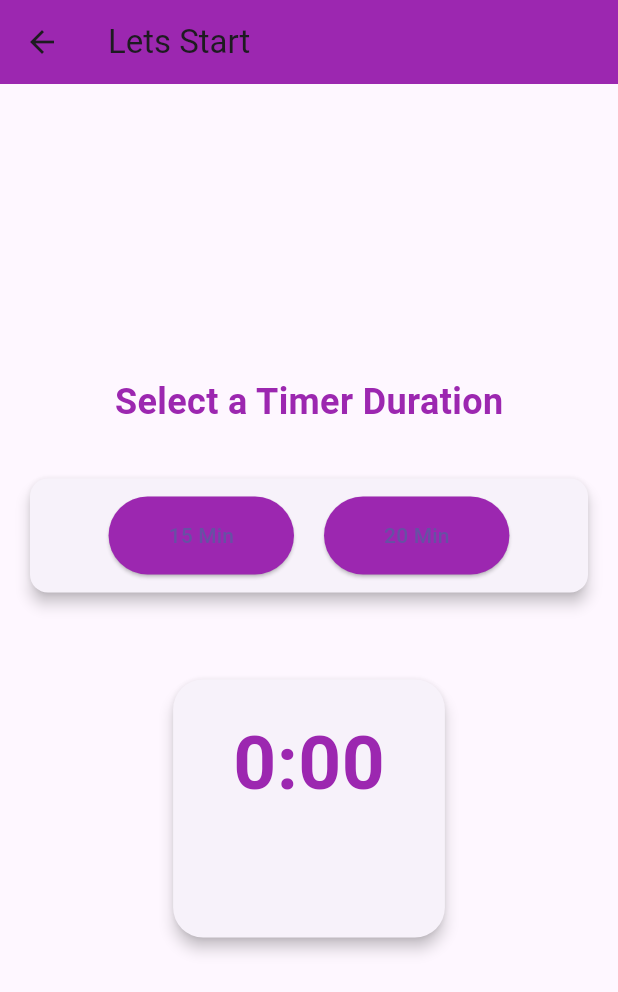
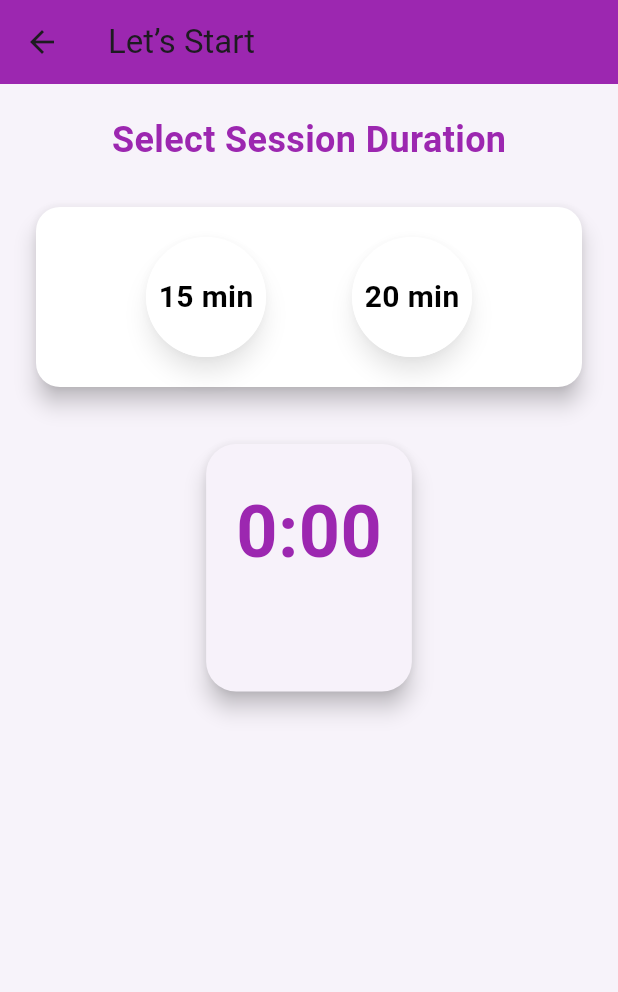
Before and after one commit to AbhayGPatil/Electro_Relief, a Flutter app: the TimerScreen screen opened directly, on a phone screen of 412 x 824 dp. Shown: the top 992 px of the screen. Run offline on Flutter 3.47's test engine with Material 3 defaults, Android fonts, the phone set to English and light mode, and no system bars; our stand-ins replace fl_chart, image_picker, lottie.

Commit message:
code update

```diff
--- a/lib/screens/timerscreen.dart
+++ b/lib/screens/timerscreen.dart
@@ -1,6 +1,6 @@
 import 'package:flutter/material.dart';
 import 'dart:async';
-import 'package:lottie/lottie.dart'; // Import for Lottie animation
+import 'package:lottie/lottie.dart';
 
 class TimerScreen extends StatefulWidget {
   const TimerScreen({super.key});
@@ -15,25 +15,21 @@ class _TimerScreenState extends State<TimerScreen> {
   late Timer _timer;
   bool _isTimerRunning = false;
   bool _isComplete = false;
-  String _selectedAnimation = ''; // Variable to store selected animation
+  String _selectedAnimation = '';
 
-  // Start the countdown timer
   void _startTimer(int minutes) {
-    if (_isTimerRunning)
-      return; // Prevent starting the timer if it's already running
+    if (_isTimerRunning) return;
 
     setState(() {
       _isTimerRunning = true;
       _minutes = minutes;
       _seconds = 0;
-      _isComplete = false; // Reset completion status
+      _isComplete = false;
     });
 
     _timer = Timer.periodic(const Duration(seconds: 1), (timer) {
       if (_seconds > 0) {
-        setState(() {
-          _seconds--;
-        });
+        setState(() => _seconds--);
       } else if (_minutes > 0) {
         setState(() {
           _minutes--;
@@ -43,26 +39,21 @@ class _TimerScreenState extends State<TimerScreen> {
         _timer.cancel();
         setState(() {
           _isTimerRunning = false;
-          _isComplete =
-              true; // Mark the session as complete when the timer ends
+          _isComplete = true;
         });
       }
     });
   }
 
-  // Stop the timer
   void _stopTimer() {
     _timer.cancel();
     setState(() {
       _isTimerRunning = false;
-      _isComplete =
-          true; // Mark the session as complete when the timer is stopped manually
+      _isComplete = true;
     });
   }
 
-  // Complete the session when clicked
   void _completeSession() {
-    // Show the dialog box with the message
     showDialog(
       context: context,
       builder: (BuildContext context) {
@@ -72,8 +63,8 @@ class _TimerScreenState extends State<TimerScreen> {
           actions: [
             TextButton(
               onPressed: () {
-                Navigator.of(context).pop(); // Close the dialog
-                Navigator.pop(context); // Navigate to HomeScreen
+                Navigator.of(context).pop();
+                Navigator.pop(context);
               },
               child: const Text('OK'),
             ),
@@ -83,13 +74,6 @@ class _TimerScreenState extends State<TimerScreen> {
     );
   }
 
-  @override
-  void dispose() {
-    _timer.cancel();
-    super.dispose();
-  }
-
-  // Select animation based on the timer selection
   void _selectAnimation(String animation) {
     setState(() {
       _selectedAnimation = animation;
@@ -97,109 +81,89 @@ class _TimerScreenState extends State<TimerScreen> {
   }
 
   @override
+  void dispose() {
+    _timer.cancel();
+    super.dispose();
+  }
+
+  @override
   Widget build(BuildContext context) {
     return Scaffold(
+      backgroundColor: const Color(0xFFF7F3FA),
       appBar: AppBar(
-        title: const Text('Lets Start'),
+        title: const Text('Let’s Start'),
         backgroundColor: Colors.purple,
+        elevation: 0,
       ),
       body: SafeArea(
         child: Padding(
-          padding: const EdgeInsets.all(16),
+          padding: const EdgeInsets.all(20),
           child: Column(
-            mainAxisAlignment: MainAxisAlignment.center,
             children: [
               const Text(
-                'Select a Timer Duration',
+                'Select Session Duration',
                 style: TextStyle(
                   fontSize: 24,
                   fontWeight: FontWeight.bold,
                   color: Colors.purple,
                 ),
               ),
-              const SizedBox(height: 30),
+              const SizedBox(height: 24),
 
-              // Timer selection buttons
+              // Timer selection inside card
               Card(
-                elevation: 4,
+                elevation: 6,
                 shape: RoundedRectangleBorder(
-                  borderRadius: BorderRadius.circular(12),
+                  borderRadius: BorderRadius.circular(16),
                 ),
+                color: Colors.white,
                 child: Padding(
                   padding:
-                      const EdgeInsets.symmetric(vertical: 12, horizontal: 24),
+                      const EdgeInsets.symmetric(vertical: 20, horizontal: 16),
                   child: Row(
-                    mainAxisAlignment: MainAxisAlignment.center,
+                    mainAxisAlignment: MainAxisAlignment.spaceEvenly,
                     children: [
-                      ElevatedButton(
-                        onPressed: () {
-                          _selectAnimation(
-                              'infinity-loop'); // Select infinity-loop animation
-                          _startTimer(15); // Start 15 minutes timer
-                        },
-                        child: const Text('15 Min'),
-                        style: ElevatedButton.styleFrom(
-                          padding: const EdgeInsets.symmetric(
-                              horizontal: 40, vertical: 16),
-                          backgroundColor: Colors.purple,
-                          shape: RoundedRectangleBorder(
-                            borderRadius: BorderRadius.circular(30),
-                          ),
-                        ),
-                      ),
-                      const SizedBox(width: 20),
-                      ElevatedButton(
-                        onPressed: () {
-                          _selectAnimation(
-                              'load.json'); // Select progress-bar animation
-                          _startTimer(20); // Start 20 minutes timer
-                        },
-                        child: const Text('20 Min'),
-                        style: ElevatedButton.styleFrom(
-                          padding: const EdgeInsets.symmetric(
-                              horizontal: 40, vertical: 16),
-                          backgroundColor: Colors.purple,
-                          shape: RoundedRectangleBorder(
-                            borderRadius: BorderRadius.circular(30),
-                          ),
-                        ),
-                      ),
+                      _buildTimeButton('15 min', () {
+                        _selectAnimation('infinity-loop');
+                        _startTimer(15);
+                      }),
+                      _buildTimeButton('20 min', () {
+                        _selectAnimation('progress-bar');
+                        _startTimer(20);
+                      }),
                     ],
                   ),
                 ),
               ),
-              const SizedBox(height: 50),
+              const SizedBox(height: 30),
 
-              // Timer Display in a Card
+              // Timer + Animation Card
               Card(
-                elevation: 4,
+                elevation: 6,
                 shape: RoundedRectangleBorder(
                   borderRadius: BorderRadius.circular(20),
                 ),
                 child: Padding(
                   padding:
-                      const EdgeInsets.symmetric(vertical: 20, horizontal: 40),
+                      const EdgeInsets.symmetric(vertical: 24, horizontal: 20),
                   child: Column(
                     children: [
                       Text(
                         '$_minutes:${_seconds.toString().padLeft(2, '0')}',
                         style: const TextStyle(
-                          fontSize: 50,
+                          fontSize: 48,
                           fontWeight: FontWeight.bold,
                           color: Colors.purple,
                         ),
                       ),
-                      const SizedBox(height: 20),
-                      // Display selected animation (if available)
+                      const SizedBox(height: 24),
                       if (_selectedAnimation.isNotEmpty)
                         Lottie.asset(
                           'assets/$_selectedAnimation.json',
-                          width: 100, // Adjust size if needed
-                          height: 400, // Adjust size if needed
-                          fit: BoxFit.cover,
+                          width: 180,
+                          height: 180,
                         ),
-                      const SizedBox(height: 20),
-                      // Stop Button
+                      const SizedBox(height: 24),
                       if (_isTimerRunning)
                         ElevatedButton(
                           onPressed: _stopTimer,
@@ -213,8 +177,6 @@ class _TimerScreenState extends State<TimerScreen> {
                             ),
                           ),
                         ),
-                      const SizedBox(height: 20),
-                      // Complete Button
                       if (_isComplete)
                         ElevatedButton(
                           onPressed: _completeSession,
@@ -238,4 +200,34 @@ class _TimerScreenState extends State<TimerScreen> {
       ),
     );
   }
+
+  Widget _buildTimeButton(String label, VoidCallback onPressed) {
+    return Material(
+      elevation: 6,
+      shape: const CircleBorder(),
+      shadowColor: Colors.black45,
+      color: Colors.white,
+      child: InkWell(
+        onTap: onPressed,
+        customBorder: const CircleBorder(),
+        child: Container(
+          height: 80,
+          width: 80,
+          alignment: Alignment.center,
+          decoration: BoxDecoration(
+            shape: BoxShape.circle,
+            color: Colors.white,
+          ),
+          child: Text(
+            label,
+            style: const TextStyle(
+              fontSize: 20,
+              fontWeight: FontWeight.bold,
+              color: Colors.black,
+            ),
+          ),
+        ),
+      ),
+    );
+  }
 }
--- a/pubspec.yaml
+++ b/pubspec.yaml
@@ -37,6 +37,11 @@ dependencies:
   cupertino_icons: ^1.0.4
   fl_chart: ^0.65.0
   lottie: ^2.2.0
+ # qr_code_scanner: ^0.6.1 # QR code scanner
+  flutter_reactive_ble: ^5.0.2
+  qr_code_scanner: ^1.0.1
+  permission_handler: ^11.0.0
+
 
   #carousel_slider: 4.1.1
 
```
Also changed, not shown: lib/screens/homescreen.dart (+53 -23 lines), assets/1.png (added), assets/2.png (added), assets/3.png (added), assets/four.png (added), lib/screens/QrScanScreen.dart (added), pubspec.lock, 3 other files.
